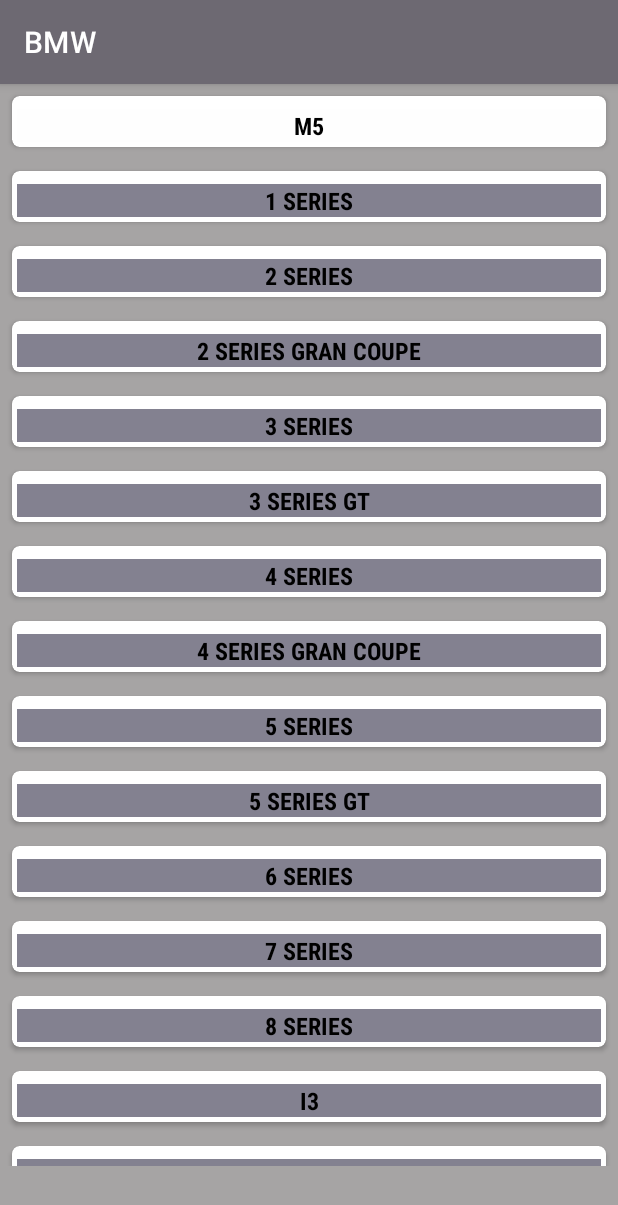
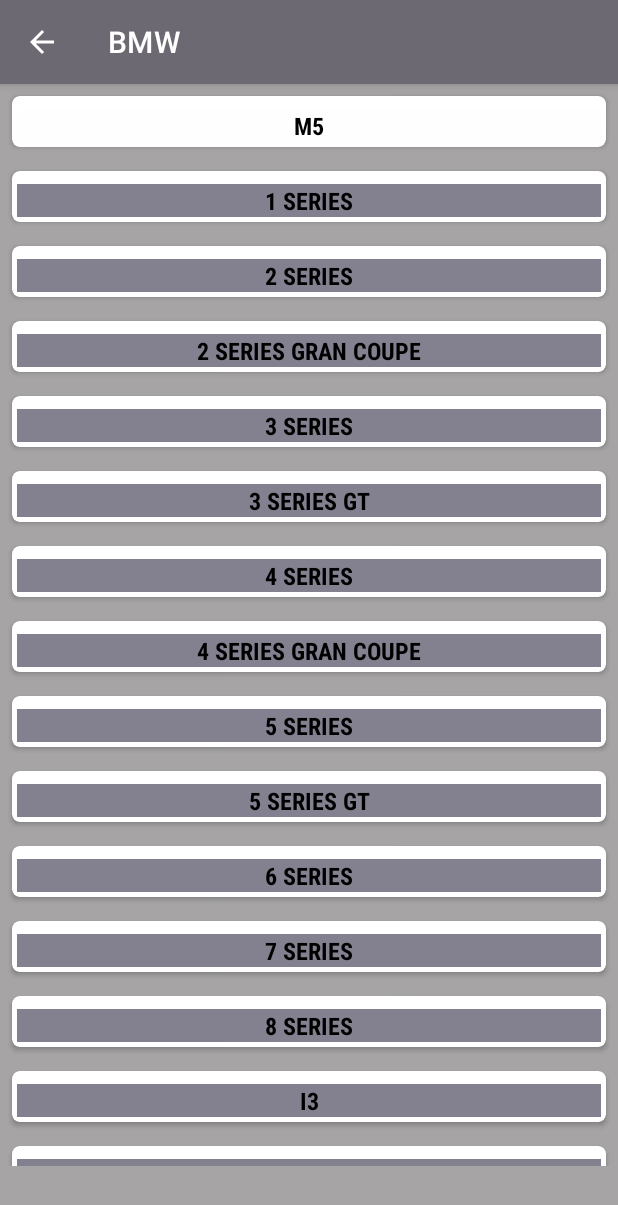
Before and after one commit to Abnormaliz/cars_app, an Android app: the screen it shows after launch (MainActivity), after a tap on "BMW", on a phone screen of 412 x 824 dp. Shown: the top 1205 px of the screen. Run offline under Robolectric (Android 15) with nearby library versions, the phone set to English and light mode, and no system bars.

Commit message:
backbutton and favbutton were added

```diff
--- a/app/src/main/java/com/example/thecars/CarsFragment.kt
+++ b/app/src/main/java/com/example/thecars/CarsFragment.kt
@@ -3,6 +3,8 @@ package com.example.thecars
 import android.os.Bundle
 import androidx.fragment.app.Fragment
 import android.view.LayoutInflater
+import android.view.Menu
+import android.view.MenuInflater
 import android.view.View
 import android.view.ViewGroup
 import androidx.appcompat.app.AppCompatActivity
@@ -20,6 +22,19 @@ class  CarsFragment : Fragment(), OnCarClickListener {
     private lateinit var binding: FragmentCarsBinding
     private lateinit var adapter: CarAdapter
     private val carViewModel: CarViewModel by viewModels()
+
+    override fun onCreate(savedInstanceState: Bundle?) {
+        super.onCreate(savedInstanceState)
+        setHasOptionsMenu(true)
+    }
+    override fun onResume() {
+        super.onResume()
+        (requireActivity() as AppCompatActivity).supportActionBar?.setDisplayHomeAsUpEnabled(false)
+    }
+
+    override fun onCreateOptionsMenu(menu: Menu, inflater: MenuInflater) {
+        inflater.inflate(R.menu.actionmenu, menu)
+    }
 
     override fun onCreateView(
         inflater: LayoutInflater, container: ViewGroup?,
--- a/app/src/main/java/com/example/thecars/ModelsFragment.kt
+++ b/app/src/main/java/com/example/thecars/ModelsFragment.kt
@@ -3,6 +3,7 @@ package com.example.thecars
 import android.os.Bundle
 import androidx.fragment.app.Fragment
 import android.view.LayoutInflater
+import android.view.MenuItem
 import android.view.View
 import android.view.ViewGroup
 import androidx.appcompat.app.AppCompatActivity
@@ -22,6 +23,21 @@ class ModelsFragment : Fragment(), OnModelClickListener {
     private lateinit var adapter: ModelAdapter
     private val modelsViewModel: ModelsViewModel by viewModels()
 
+
+    override fun onCreate(savedInstanceState: Bundle?) {
+        super.onCreate(savedInstanceState)
+        setHasOptionsMenu(true)
+        (requireActivity() as AppCompatActivity).supportActionBar?.setDisplayHomeAsUpEnabled(true)
+    }
+
+    override fun onOptionsItemSelected(item: MenuItem): Boolean {
+        return when (item.itemId) {
+            android.R.id.home -> {
+                findNavController().popBackStack()
+            }
+            else -> super.onOptionsItemSelected(item)
+        }
+    }
     override fun onCreateView(
         inflater: LayoutInflater, container: ViewGroup?,
         savedInstanceState: Bundle?
--- /dev/null
+++ b/app/src/main/res/drawable/ic_like.xml
@@ -0,0 +1,5 @@
+<vector android:height="24dp" android:tint="#FFFFFF"
+    android:viewportHeight="24" android:viewportWidth="24"
+    android:width="24dp" xmlns:android="http://schemas.android.com/apk/res/android">
+    <path android:fillColor="@android:color/white" android:pathData="M12,21.35l-1.45,-1.32C5.4,15.36 2,12.28 2,8.5 2,5.42 4.42,3 7.5,3c1.74,0 3.41,0.81 4.5,2.09C13.09,3.81 14.76,3 16.5,3 19.58,3 22,5.42 22,8.5c0,3.78 -3.4,6.86 -8.55,11.54L12,21.35z"/>
+</vector>
--- a/app/src/main/res/layout/fragment_models.xml
+++ b/app/src/main/res/layout/fragment_models.xml
@@ -5,6 +5,7 @@
     android:layout_height="match_parent"
     xmlns:app="http://schemas.android.com/apk/res-auto"
     android:background="#A6A4A4"
+
     tools:context=".ModelsFragment">
 
     <androidx.recyclerview.widget.RecyclerView
--- /dev/null
+++ b/app/src/main/res/menu/actionmenu.xml
@@ -0,0 +1,10 @@
+<?xml version="1.0" encoding="utf-8"?>
+<menu xmlns:android="http://schemas.android.com/apk/res/android"
+    xmlns:app="http://schemas.android.com/apk/res-auto">
+  <item
+      android:title="favorites"
+      android:id="@+id/fav"
+      android:icon="@drawable/ic_like"
+      app:showAsAction="always"
+      />
+</menu>
```
Also changed, not shown: app/src/main/java/com/example/thecars/DateFragment.kt (+16 -0 lines), app/src/main/java/com/example/thecars/ImagesFragment.kt (+17 -0 lines).
